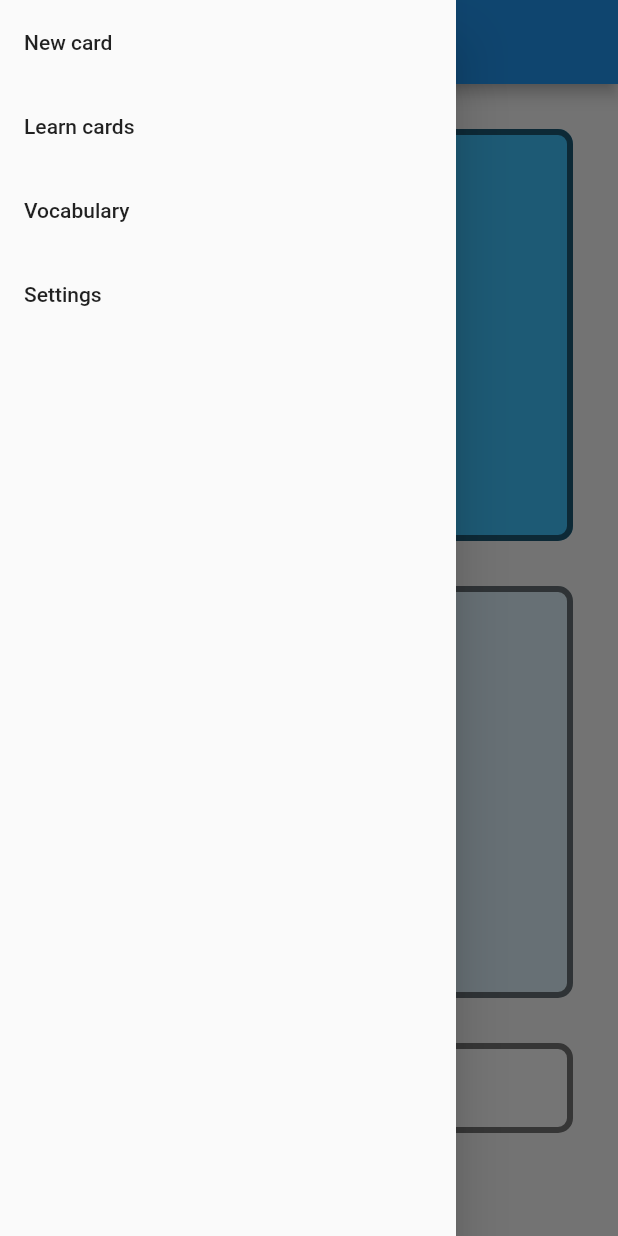
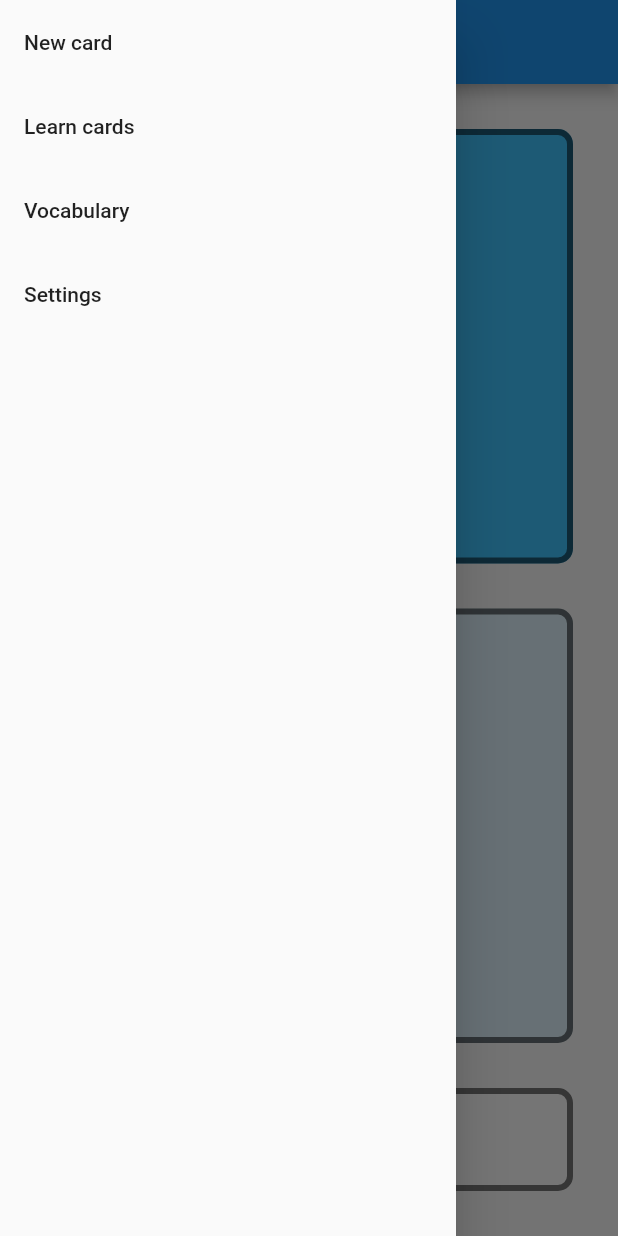
Before and after one commit to lsdrfrx/cardiction, a Flutter app: the NewCardPage widget shown alone on an empty page, opened directly, with the side drawer open, on a phone screen of 412 x 824 dp. Run offline on Flutter 3.47's test engine with Material 2 defaults, Android fonts, the phone set to English and light mode, and no system bars.

Commit message:
stack page implementation

```diff
--- a/lib/src/pages/new_card.dart
+++ b/lib/src/pages/new_card.dart
@@ -1,22 +1,24 @@
 import "package:flutter/material.dart";
-import "package:flutter_desktop_test/src/widgets/appbar.dart";
-import "package:flutter_desktop_test/src/widgets/drawer.dart";
+import "package:flutter_desktop_test/src/pages/base.dart";
 
 class NewCardPage extends StatelessWidget {
   const NewCardPage({super.key});
 
   @override
   Widget build(BuildContext context) {
-    return Scaffold(
-      appBar: CustomAppBar(title: ""),
-      drawer: const CustomDrawer(),
-      body: Column(
+    return BasePage(
+      title: "New card",
+      body: Stack(
+        children: [
+          Column(mainAxisAlignment: MainAxisAlignment.center,
             children: [
 
+            // first card
             const SizedBox(height: 30),
-          Container(
-            height: MediaQuery.of(context).size.height / 3,
-            margin: const EdgeInsets.only(left: 30, right: 30),
+              Expanded(
+                flex: 2,
+                child: Container(
+                  margin: const EdgeInsets.symmetric(horizontal: 30),
                   padding: const EdgeInsets.symmetric(vertical: 20),
                   decoration: BoxDecoration(
                     color: Colors.lightBlueAccent,
@@ -24,11 +26,14 @@ class NewCardPage extends StatelessWidget {
                     border: Border.all(color: Colors.black54, width: 4.0),
                   ),
                 ),
+              ),
 
+              // second card
               const SizedBox(height: 30),
-          Container(
-            height: MediaQuery.of(context).size.height / 3,
-            margin: const EdgeInsets.only(left: 30, right: 30),
+              Expanded(
+                flex: 2,
+                child: Container(
+                  margin: const EdgeInsets.symmetric(horizontal: 30),
                   padding: const EdgeInsets.symmetric(vertical: 20),
                   decoration: BoxDecoration(
                     color: Colors.lightBlue[50],
@@ -36,19 +41,36 @@ class NewCardPage extends StatelessWidget {
                     border: Border.all(color: Colors.black54, width: 4.0),
                   ),
                 ),
+              ),
 
+              // button in the bottom
               const SizedBox(height: 30),
-          Container(
-            // width: MediaQuery.of(context).size.width - 60,
-            height: 60,
-            margin: const EdgeInsets.only(left: 30, right: 30, bottom: 30),
+              Align(
+                alignment: Alignment.bottomCenter,
+                child: Container(
+                  width: MediaQuery.of(context).size.width - 60,
+                  height: MediaQuery.of(context).size.width / 6,
+                  margin: const EdgeInsets.only(bottom: 30),
                   decoration: BoxDecoration(
                       color: Colors.white70,
                       borderRadius: BorderRadius.circular(10),
+                      border: Border.all(color: Colors.black54, width: 4)
+                  ),
+                ),
+              ),
+            ]
+          ),
+
+          // circular button
+              Center(
+                child: Container(
+                width: 110,
+                height: 110,
+                decoration: BoxDecoration(
+                  color: Colors.white,
+                  shape: BoxShape.circle,
                   border: Border.all(color: Colors.black54, width: 4),
                 ),
-            child: const Center(
-              child: Text('Save card', style: TextStyle(fontSize: 30),),
               ),
           ),
         ],
```
Lines whose indentation alone changed are shown as unchanged.
